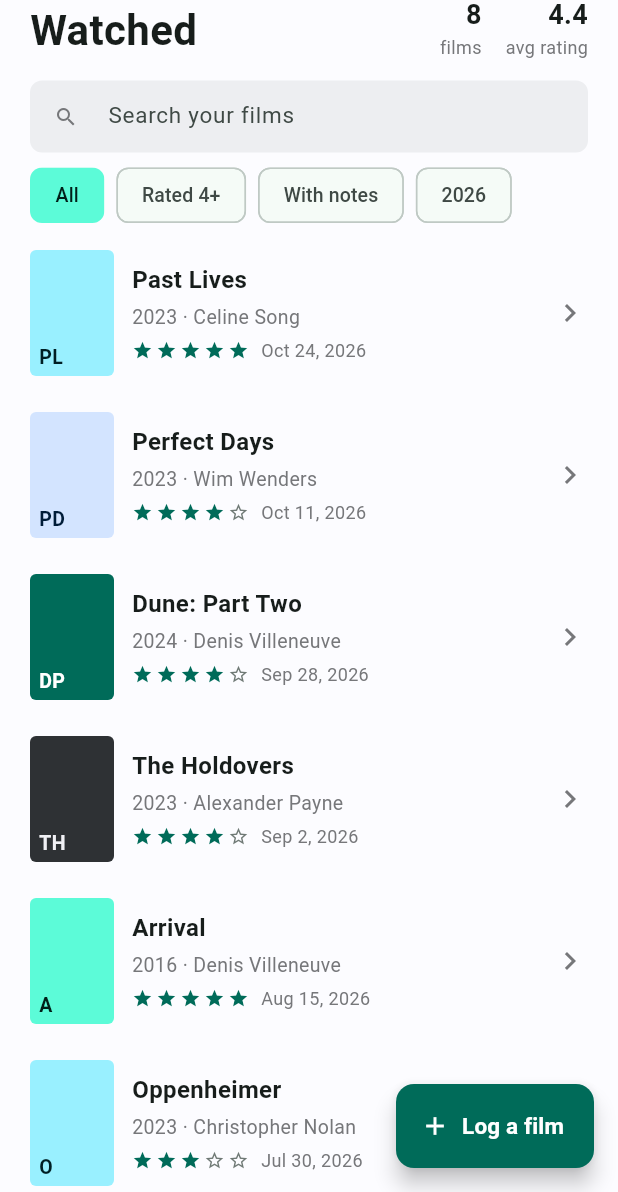
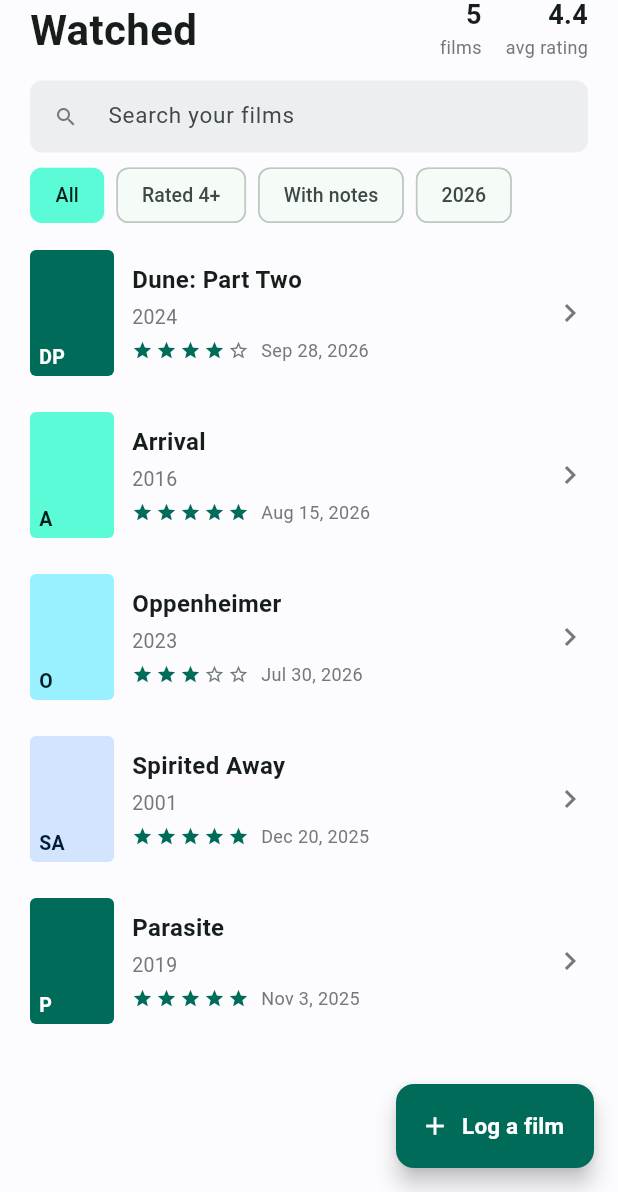
Before and after one commit to redge-aw/reel_log, a Flutter app: the screen it shows after launch, on a phone screen of 412 x 824 dp, the part 44-1236 px from its top. Run offline on Flutter 3.47's test engine with Material 3 defaults, Android fonts, the phone set to English and light mode, and no system bars; our stand-ins replace shared_preferences.

Commit message:
Remove director field from Film class and update related tests

```diff
--- a/lib/main.dart
+++ b/lib/main.dart
@@ -29,7 +29,6 @@
     required this.id,
     required this.title,
     required this.year,
-    required this.director,
     required this.watched,
     required this.rating, // whole stars 1-5
     this.notes = '',
@@ -38,7 +37,6 @@
   final int id;
   final String title;
   final int year;
-  final String director;
   final DateTime watched;
   final int rating;
   final String notes;
@@ -47,7 +45,6 @@
         'id': id,
         'title': title,
         'year': year,
-        'director': director,
         'watched': watched.toIso8601String(),
         'rating': rating,
         'notes': notes,
@@ -57,7 +54,6 @@
         id: (j['id'] ?? 0) as int,
         title: j['title'] as String,
         year: j['year'] as int,
-        director: j['director'] as String,
         watched: DateTime.parse(j['watched'] as String),
         rating: j['rating'] as int,
         notes: (j['notes'] ?? '') as String,
@@ -74,49 +70,19 @@
   }
 }
 
-// Seed copied from the prototype (ratings sum to 35 -> avg "4.4").
+// Demo seed.
 final _seed = [
-  Film(
-    id: 1,
-    title: 'Past Lives',
-    year: 2023,
-    director: 'Celine Song',
-    watched: DateTime(2026, 10, 24),
-    rating: 5,
-    notes:
-        'The bar scene at the end is all in the silences. Rewatching with Maya next month.',
-  ),
-  Film(
-    id: 2,
-    title: 'Perfect Days',
-    year: 2023,
-    director: 'Wim Wenders',
-    watched: DateTime(2026, 10, 11),
-    rating: 4,
-    notes: 'Slow in the best way. The cassette tapes do half the storytelling.',
-  ),
   Film(
     id: 3,
     title: 'Dune: Part Two',
     year: 2024,
-    director: 'Denis Villeneuve',
     watched: DateTime(2026, 9, 28),
     rating: 4,
-  ),
-  Film(
-    id: 4,
-    title: 'The Holdovers',
-    year: 2023,
-    director: 'Alexander Payne',
-    watched: DateTime(2026, 9, 2),
-    rating: 4,
-    notes: 'Felt like a 1970 print. Da\'Vine Joy Randolph carries it.',
   ),
   Film(
     id: 5,
     title: 'Arrival',
     year: 2016,
-    director: 'Denis Villeneuve',
     watched: DateTime(2026, 8, 15),
     rating: 5,
     notes: 'Third watch. The structure still lands.',
@@ -125,7 +91,6 @@
     id: 6,
     title: 'Oppenheimer',
     year: 2023,
-    director: 'Christopher Nolan',
     watched: DateTime(2026, 7, 30),
     rating: 3,
     notes: 'Great sound design, an hour too long.',
@@ -134,7 +99,6 @@
     id: 7,
     title: 'Spirited Away',
     year: 2001,
-    director: 'Hayao Miyazaki',
     watched: DateTime(2025, 12, 20),
     rating: 5,
   ),
@@ -142,7 +106,6 @@
     id: 8,
     title: 'Parasite',
     year: 2019,
-    director: 'Bong Joon-ho',
     watched: DateTime(2025, 11, 3),
     rating: 5,
     notes: 'Staircases everywhere once you notice them.',
@@ -228,11 +191,7 @@
   List<Film> get _visible {
     final q = _query.trim().toLowerCase();
     final out = _films.where((f) {
-      if (q.isNotEmpty &&
-          !f.title.toLowerCase().contains(q) &&
-          !f.director.toLowerCase().contains(q)) {
-        return false;
-      }
+      if (q.isNotEmpty && !f.title.toLowerCase().contains(q)) return false;
       switch (_filter) {
         case _Filter.all:
           return true;
@@ -421,7 +380,7 @@
                     style: const TextStyle(
                         fontSize: 16, fontWeight: FontWeight.w600)),
                 const SizedBox(height: 4),
-                Text('${f.year} · ${f.director}',
+                Text('${f.year}',
                     maxLines: 1,
                     overflow: TextOverflow.ellipsis,
                     style: const TextStyle(fontSize: 13, color: _subtle)),
```
Also changed, not shown: 1 other file.
